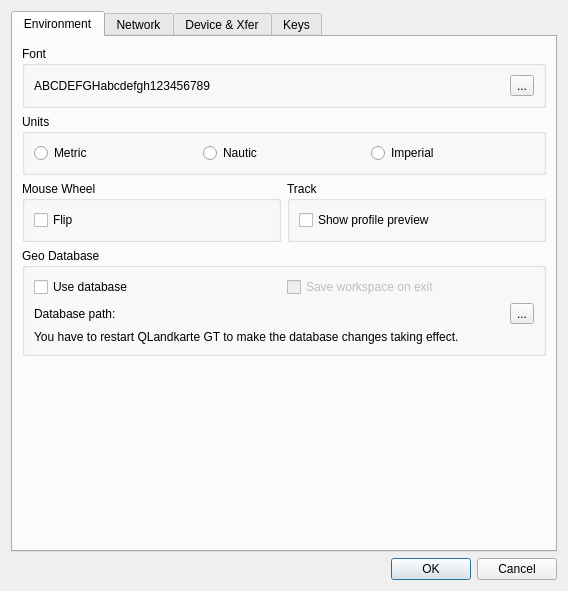
Before: the Qt Designer form src/IDlgConfig.ui in ntruchsess/QLandkarteGT, drawn with Qt 5.
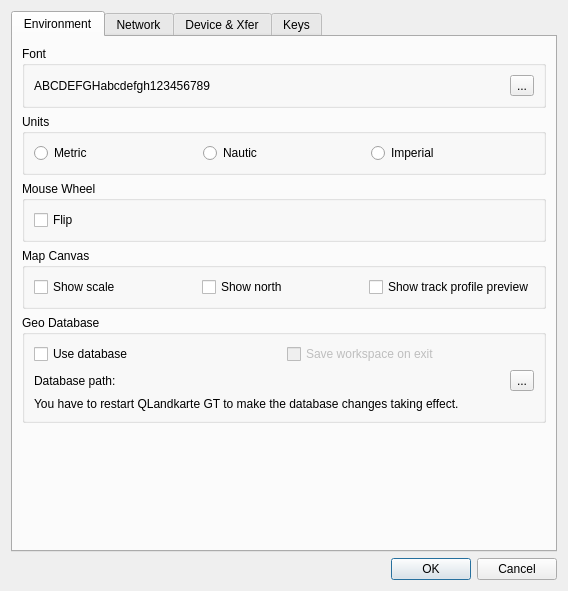
After: the same form once the commit is applied. The open tabs and pages were chosen to show the change.

Commit message: make scale and wind rose an option

Patch:
```diff
--- a/src/IDlgConfig.ui
+++ b/src/IDlgConfig.ui
@@ -81,8 +81,6 @@
         </widget>
        </item>
        <item>
-        <layout class="QHBoxLayout" name="horizontalLayout_4">
-         <item>
           <widget class="QGroupBox" name="groupBox_3">
            <property name="title">
             <string>Mouse Wheel</string>
@@ -101,20 +99,32 @@
          <item>
           <widget class="QGroupBox" name="groupBox_9">
            <property name="title">
-            <string>Track</string>
-           </property>
-           <layout class="QVBoxLayout" name="verticalLayout_4">
+          <string>Map Canvas</string>
+         </property>
+         <layout class="QHBoxLayout" name="horizontalLayout_4">
             <item>
-             <widget class="QCheckBox" name="checkTrackProfilePreview">
+           <widget class="QCheckBox" name="checkShowScale">
               <property name="text">
-               <string>Show profile preview</string>
+             <string>Show scale</string>
               </property>
              </widget>
             </item>
-           </layout>
-          </widget>
-         </item>
-        </layout>
+          <item>
+           <widget class="QCheckBox" name="checkShowNorth">
+            <property name="text">
+             <string>Show north</string>
+            </property>
+           </widget>
+          </item>
+          <item>
+           <widget class="QCheckBox" name="checkShowProfilePreview">
+            <property name="text">
+             <string>Show track profile preview</string>
+            </property>
+           </widget>
+          </item>
+         </layout>
+        </widget>
        </item>
        <item>
         <widget class="QGroupBox" name="groupBoxGeoDB">
```
Lines whose indentation alone changed are shown as unchanged. The commit also changes 5 other files.
